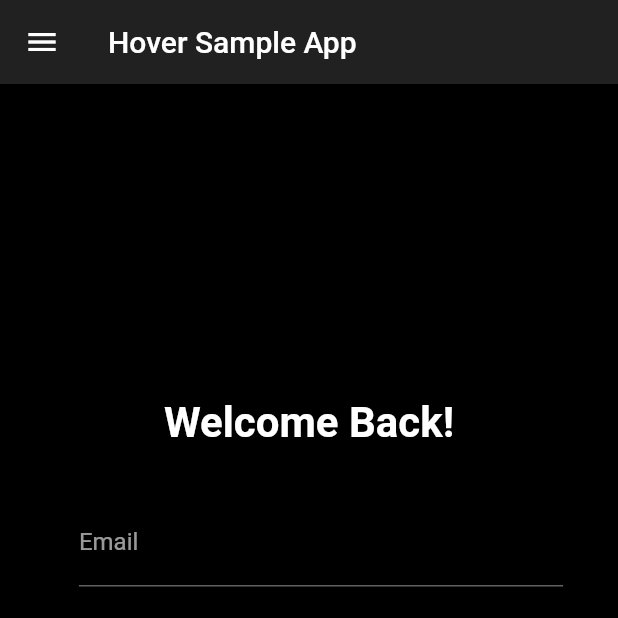
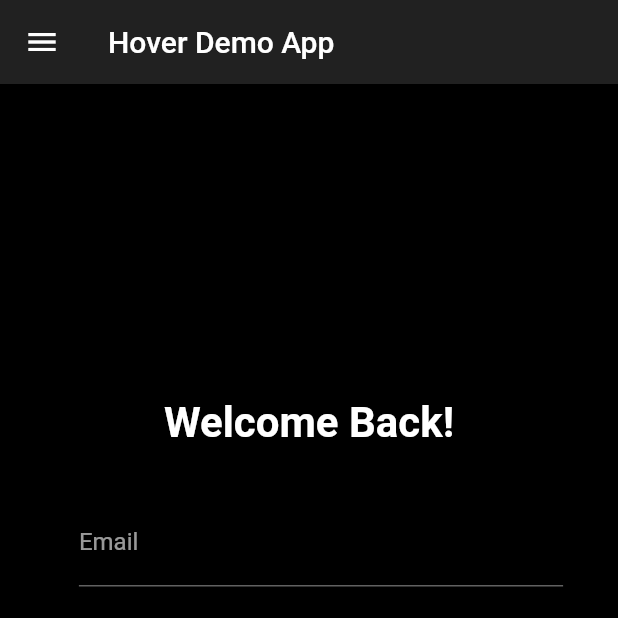
Before and after one commit to ernpao/hover, a Flutter app: the screen it shows after launch, after a tap on the "menu" icon, after a tap on "Login", on a phone screen of 412 x 824 dp, the top half of it. Run offline on Flutter 3.47's test engine with Material 2 defaults, Android fonts, the phone set to English and light mode, and no system bars; our stand-ins replace shared_preferences; network calls fail.

Commit message:
Updated the demo app.

```diff
--- a/example/lib/main.dart
+++ b/example/lib/main.dart
@@ -8,9 +8,9 @@ import 'app/forms/sign_up_form_example.dart';
 import 'app/view_splitter_example.dart';
 import 'app/widgets_gallery.dart';
 
-void main() => runApp(HoverExample());
+void main() => runApp(HoverDemo());
 
-class HoverExample extends StatelessWidget {
+class HoverDemo extends StatelessWidget {
   final MobileResponsivenessExample mobileResponsivenessExample =
       MobileResponsivenessExample();
   final ProfileExample profilePage = ProfileExample();
@@ -93,11 +93,9 @@ class HoverExample extends StatelessWidget {
   ///
   AppBar _buildAppBar(BuildContext context) {
     return AppBar(
-      title: Text("Hover Sample App"),
+      title: Text("Hover Demo App"),
       leading: TextButton(
-        onPressed: () {
-          Hover.toggleDrawer(context);
-        },
+        onPressed: () => Hover.toggleDrawer(context),
         child: Icon(Icons.menu, color: Colors.white),
       ),
     );
--- a/lib/src/framework/framework.dart
+++ b/lib/src/framework/framework.dart
@@ -1,5 +1,5 @@
 library hover_framework;
 
+export 'core/components/theme/hover_theme_data.dart';
+export 'core/hover_page.dart';
 export 'hover.dart';
-export 'core/hover_page.dart';
-export 'core/components/theme/hover_theme_data.dart';
--- a/lib/src/framework/hover.dart
+++ b/lib/src/framework/hover.dart
@@ -4,8 +4,8 @@ import 'package:provider/single_child_widget.dart';
 
 import 'core/components/global_widgets/hover_global_widgets.dart';
 import 'core/components/navigation/routing/hover_router.dart';
+import 'core/components/theme/hover_theme_data.dart';
 import 'core/components/theme/hover_theme_settings.dart';
-import 'core/components/theme/hover_theme_data.dart';
 import 'core/hover_page.dart';
 import 'helpers/hover_bottom_sheet_helper.dart';
 import 'helpers/hover_dimensions_helper.dart';
```
Also changed, not shown: example/pubspec.yaml (+4 -59 lines), lib/src/widgets/custom/hover_base_card.dart (+6 -2 lines), lib/src/widgets/custom/hover_search_bar.dart (+6 -2 lines), example/pubspec.lock, 17 other files.
